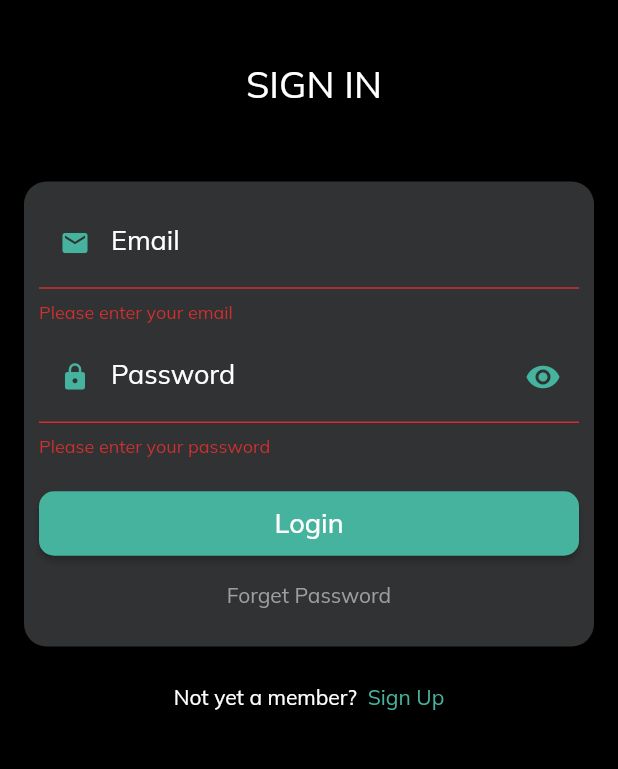
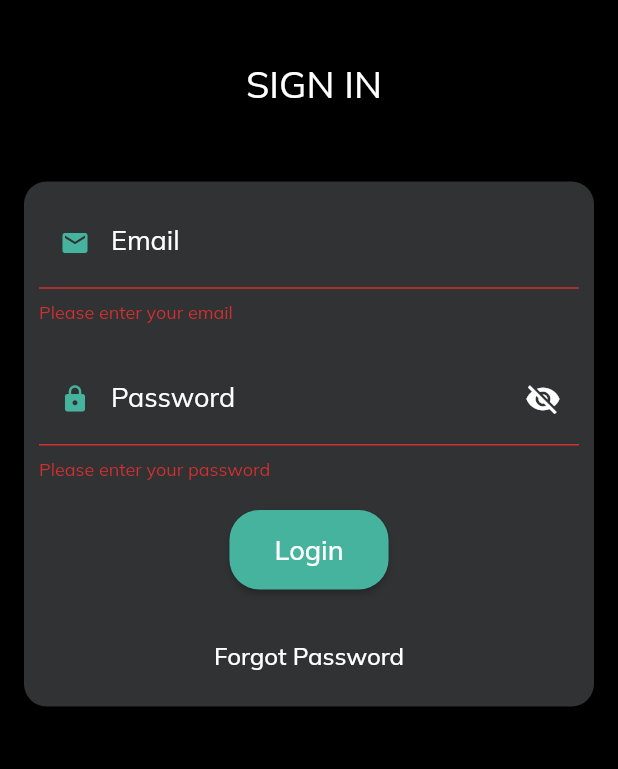
Before and after one commit to salahlashein/Web-dashboard-for-a-powerlifting-company, a Flutter app: the screen it shows after launch, after a tap on "Login", on a phone screen of 412 x 824 dp, the part 465-1234 px from its top. Run offline on Flutter 3.47's test engine with Material 2 defaults, Android fonts, the phone set to English and light mode, and no system bars; our stand-ins replace calendar_timeline, cloud_firestore, firebase_auth, firebase_core, get, google_fonts; missing offline and left inert: country_list_pick; accounts and stored records are empty.

Commit message:
update/detete/add

```diff
--- a/lib/login.dart
+++ b/lib/login.dart
@@ -1,4 +1,7 @@
 import 'package:flutter/material.dart';
+import 'package:provider/provider.dart';
+import 'package:web_dashboard/services/auth.dart';
+
 import 'package:firebase_auth/firebase_auth.dart';
 
 class Login extends StatefulWidget {
@@ -10,11 +13,9 @@ class Login extends StatefulWidget {
 
 class _LoginState extends State<Login> {
   var _isObscured = true;
-  final _auth = FirebaseAuth.instance;
+  final _formKey = GlobalKey<FormState>();
   late String _email;
   late String _password;
-  final _formKey = GlobalKey<FormState>();
-  String _errorMessage = '';
 
   @override
   void initState() {
@@ -22,40 +23,29 @@ class _LoginState extends State<Login> {
     _isObscured = true;
   }
 
-  Future<void> _signIn() async {
+  Future<void> _signIn(BuildContext context) async {
     if (!_formKey.currentState!.validate()) {
       return;
     }
 
+    final authService = Provider.of<AuthService>(context, listen: false);
+
     try {
-      final userCredential = await _auth.signInWithEmailAndPassword(
-        email: _email,
-        password: _password,
+      final user = await authService.signInWithEmailAndPassword(
+        _email,
+        _password,
       );
-      if (userCredential.user != null) {
+      if (user != null) {
         Navigator.pushNamed(context, '/Navbar');
         print("Login successful");
       }
     } catch (e) {
-      if (e is FirebaseAuthException) {
-        if (e.code == 'user-not-found') {
-          setState(() {
-            _errorMessage =
-                'Invalid email. Please enter a valid email address.';
-          });
-        } else if (e.code == 'wrong-password') {
-          setState(() {
-            _errorMessage =
-                'Invalid password. Please enter the correct password.';
-          });
-        } else {
-          setState(() {
-            _errorMessage = 'An error occurred. Please try again later.';
-          });
-        }
-      } else {
-        print(e);
-      }
+      // Check if error message is provided by Firebase
+      final errorMsg = e is FirebaseAuthException ? e.message : null;
+
+      // Update error message in AuthService
+      authService.setErrorMessage(
+          errorMsg ?? 'An error occurred. Please try again later.');
     }
   }
 
@@ -67,6 +57,8 @@ class _LoginState extends State<Login> {
 
   @override
   Widget build(BuildContext context) {
+    final authService = Provider.of<AuthService>(context);
+
     return Scaffold(
       backgroundColor: Colors.black,
       body: SingleChildScrollView(
@@ -138,11 +130,10 @@ class _LoginState extends State<Login> {
                                 return null;
                               },
                             ),
-                            SizedBox(height: 5),
+                            SizedBox(height: 20),
                             TextFormField(
+                              keyboardType: TextInputType.text,
                               obscureText: _isObscured,
-                              textInputAction: TextInputAction.done,
-                              keyboardType: TextInputType.visiblePassword,
                               onChanged: (value) {
                                 _password = value;
                               },
@@ -152,26 +143,25 @@ class _LoginState extends State<Login> {
                                   fontSize: 18,
                                   color: Colors.white,
                                 ),
+                                prefixIcon: Icon(
+                                  Icons.lock,
+                                  color: Color(0xff45B39D),
+                                  size: 20,
+                                ),
                                 suffixIcon: IconButton(
-                                  icon: _isObscured
-                                      ? const Icon(
-                                          Icons.visibility,
-                                          color: Color(0xff45B39D),
-                                        )
-                                      : const Icon(
-                                          Icons.visibility_off,
-                                          color: Color(0xff45B39D),
-                                        ),
+                                  icon: Icon(
+                                    _isObscured
+                                        ? Icons.visibility_off
+                                        : Icons.visibility,
+                                    color: _isObscured
+                                        ? Colors.white
+                                        : Color(0xff45B39D),
+                                  ),
                                   onPressed: () {
                                     setState(() {
                                       _isObscured = !_isObscured;
                                     });
                                   },
-                                ),
-                                prefixIcon: Icon(
-                                  Icons.lock,
-                                  color: Color(0xff45B39D),
-                                  size: 20,
                                 ),
                                 focusedBorder: UnderlineInputBorder(
                                   borderSide: BorderSide(
@@ -182,73 +172,67 @@ class _LoginState extends State<Login> {
                               validator: (value) {
                                 if (value == null || value.isEmpty) {
                                   return 'Please enter your password';
+                                } else if (value.length < 6) {
+                                  return 'Password must be at least 6 characters';
                                 }
                                 return null;
                               },
                             ),
-                            if (_errorMessage.isNotEmpty)
-                              Text(
-                                _errorMessage,
-                                style: TextStyle(
-                                  color: Colors.red,
+                            SizedBox(height: 20),
+                            ElevatedButton(
+                              style: ElevatedButton.styleFrom(
+                                padding: EdgeInsets.symmetric(
+                                    horizontal: 30, vertical: 15),
+                                primary: Color(0xff45B39D),
+                                shape: RoundedRectangleBorder(
+                                  borderRadius: BorderRadius.circular(20),
                                 ),
                               ),
-                            SizedBox(height: 20),
-                            ElevatedButton(
-                              onPressed: _signIn,
-                              style: ButtonStyle(
-                                minimumSize:
-                                    MaterialStateProperty.all(Size(380, 40)),
-                                backgroundColor: MaterialStateProperty.all(
-                                    Color(0xff45B39D)),
-                                padding: MaterialStateProperty.all(
-                                    EdgeInsets.all(10)),
-                                shape: MaterialStateProperty.all(
-                                  RoundedRectangleBorder(
-                                    borderRadius: BorderRadius.circular(10),
-                                  ),
+                              onPressed: () => _signIn(context),
+                              child: Text(
+                                'Login',
+                                style: TextStyle(
+                                  fontSize: 18,
+                                  color: Colors.white,
                                 ),
                               ),
-                              child: Text(
-                                "Login",
-                                style: TextStyle(fontSize: 18),
-                              ),
                             ),
-                            SizedBox(height: 15),
-                            GestureDetector(
-                              onTap: () {
+                            SizedBox(height: 20),
+                            TextButton(
+                              onPressed: () {
                                 Navigator.pushNamed(context, '/forgetpass');
                               },
                               child: Text(
-                                'Forget Password',
-                                style: TextStyle(color: Colors.grey),
+                                'Forgot Password',
+                                style: TextStyle(
+                                  fontSize: 16,
+                                  color: Colors.white,
+                                ),
                               ),
                             ),
-                            SizedBox(height: 15),
                           ],
                         ),
                       ),
                     ),
-                    SizedBox(height: 15),
-                    Row(
-                      mainAxisSize: MainAxisSize.min,
-                      children: [
-                        Text(
-                          'Not yet a member?',
-                          style: TextStyle(color: Colors.white),
+                    if (authService.errorMessage.isNotEmpty)
+                      Text(
+                        authService.errorMessage,
+                        style: TextStyle(
+                          color: Colors.red,
                         ),
-                        GestureDetector(
-                          onTap: () {
-                            Navigator.pushNamed(context, '/SignUp');
-                          },
-                          child: Text(
-                            '  Sign Up',
-                            style: TextStyle(
-                              color: Color(0xff45B39D),
-                            ),
-                          ),
-                        )
-                      ],
+                      ),
+                    SizedBox(height: 20),
+                    TextButton(
+                      onPressed: () {
+                        Navigator.pushNamed(context, '/SignUp');
+                      },
+                      child: Text(
+                        'Create Account',
+                        style: TextStyle(
+                          fontSize: 16,
+                          color: Colors.white,
+                        ),
+                      ),
                     ),
                   ],
                 ),
--- a/lib/main.dart
+++ b/lib/main.dart
@@ -2,8 +2,10 @@ import 'package:flutter/material.dart';
 
 import 'package:get/get.dart';
 import 'package:google_fonts/google_fonts.dart';
+import 'package:provider/provider.dart';
 import 'package:web_dashboard/details_screen/details_screen.dart';
 import 'package:web_dashboard/forget_password.dart';
+import 'package:web_dashboard/services/auth.dart';
 import 'package:web_dashboard/setting_screen/setting.dart';
 import 'package:web_dashboard/test.dart';
 
@@ -23,7 +25,16 @@ void main() async {
           messagingSenderId: "31142014468",
           appId: "1:31142014468:web:a3b9abc778bf36c47a8f51"));
 
-  runApp(MyApp());
+  runApp(
+    MultiProvider(
+      providers: [
+        ChangeNotifierProvider<AuthService>(
+          create: (context) => AuthService(),
+        ),
+      ],
+      child: MyApp(),
+    ),
+  );
 }
 
 class MyApp extends StatelessWidget {
@@ -31,7 +42,11 @@ class MyApp extends StatelessWidget {
 
   @override
   Widget build(BuildContext context) {
-    return GetMaterialApp(
+    return MultiProvider(
+      providers: [
+        ChangeNotifierProvider(create: (_) => AuthService()),
+      ],
+      child: MaterialApp(
         debugShowCheckedModeBanner: false,
         title: "Coaches Dashboard",
         theme: ThemeData(
@@ -54,6 +69,7 @@ class MyApp extends StatelessWidget {
           '/settings': (context) => const SettingScreen(),
           '/forgetpass': (context) => const ForgetPassword(),
         },
+      ),
     );
   }
 }
--- a/pubspec.yaml
+++ b/pubspec.yaml
@@ -42,7 +42,7 @@ dependencies:
   flutter_chat_ui: '>=0.6.0 <1.7.0'
   firebase_database: ^10.2.3
   firebase_auth_web: ^5.5.3
-
+  provider: ^6.0.5
 dev_dependencies:
   # The "flutter_lints" package below contains a set of recommended lints to
   # encourage good coding practices. The lint set provided by the package is
```
Also changed, not shown: lib/services/auth.dart (+36 -5 lines), lib/services/block_service.dart (+45 -15 lines), lib/services/day_service.dart (renamed from lib/services/userservice.dart, +49 -50 lines), lib/services/workout_service.dart (added, +57 -0 lines), lib/test.dart (+12 -3 lines), pubspec.lock. Lines whose indentation alone changed are shown as unchanged.
